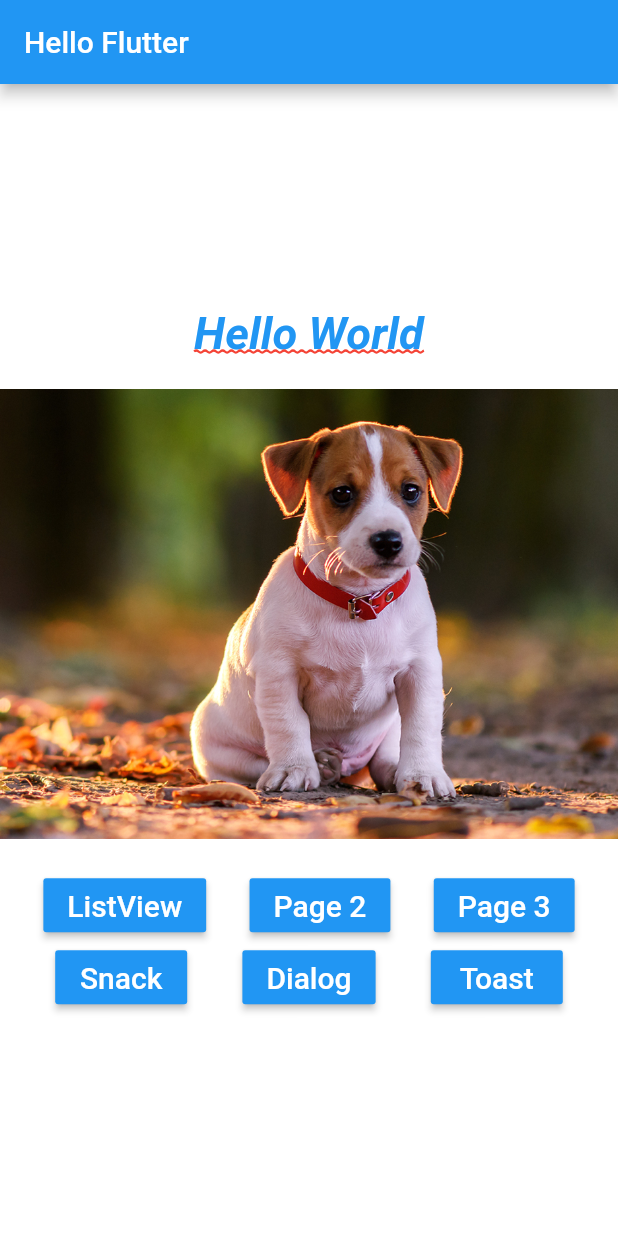
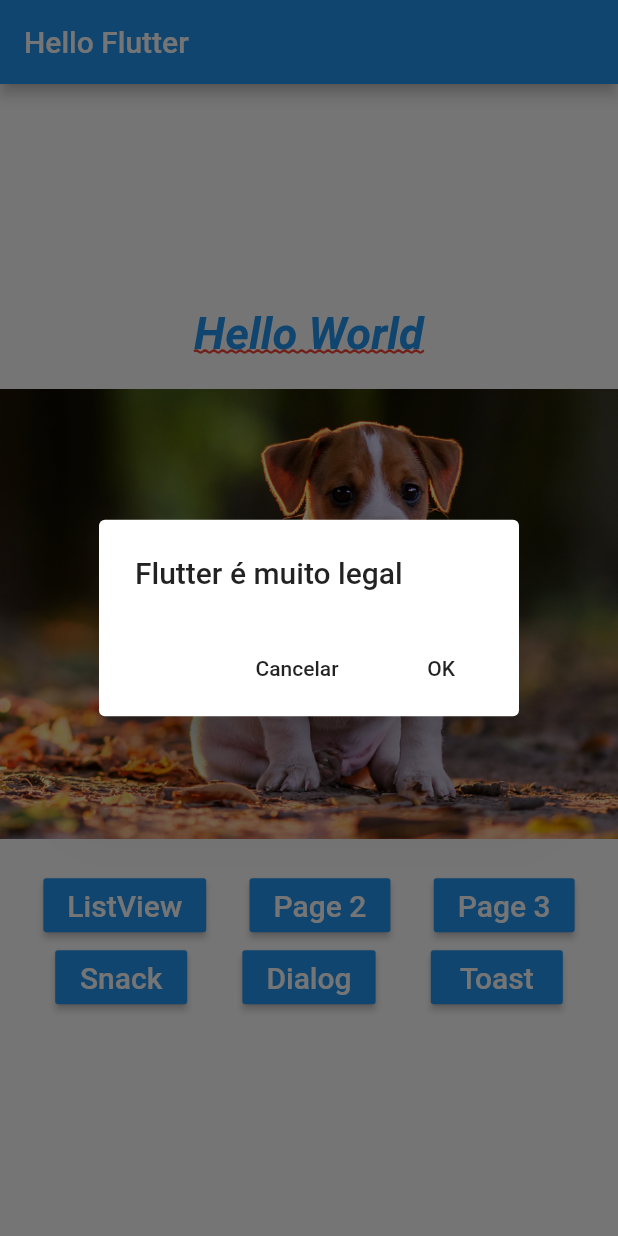
Before and after one commit to xjeansantana/FlutterEssencial, a Flutter app: the screen it shows after launch, after a tap on "Dialog", on a phone screen of 412 x 824 dp. Run offline on Flutter 3.47's test engine with Material 2 defaults, Android fonts, the phone set to English and light mode, and no system bars; our stand-ins replace fluttertoast.

Commit message:
Toast e Dialog

```diff
--- a/lib/home_page.dart
+++ b/lib/home_page.dart
@@ -5,6 +5,7 @@ import 'package:aula01/pages/hello_page3.dart';
 import 'package:aula01/utils/nav.dart';
 import 'package:aula01/widgets/blue_button.dart';
 import 'package:flutter/material.dart';
+import 'package:fluttertoast/fluttertoast.dart';
 
 
 class HomePage extends StatelessWidget {
@@ -69,7 +70,7 @@ class HomePage extends StatelessWidget {
               mainAxisAlignment: MainAxisAlignment.spaceEvenly,
               children: <Widget>[
                 BlueButton("Snack", onPressed: () => _onClickSnack(context)),
-                BlueButton("Dialog", onPressed: _onClickDialog),
+                BlueButton("Dialog", onPressed: () => _onClickDialog(context)),
                 BlueButton("Toast", onPressed: _onClickToast)
               ],
             )
@@ -100,9 +101,47 @@ class HomePage extends StatelessWidget {
     );
   }
 
-  _onClickDialog() {}
+  _onClickDialog(BuildContext context) {
+    showDialog(
+      context: context,
+      barrierDismissible: false,
+      builder: (context) {
+        return WillPopScope(
+          onWillPop: () async => false,
+          child: AlertDialog(
+            title: Text("Flutter é muito legal"),
+            actions: <Widget>[
+              FlatButton(
+                child: Text("Cancelar"),
+                onPressed: () {
+                  Navigator.pop(context);
+                },
+              ),
+              FlatButton(
+                child: Text("OK"),
+                onPressed: () {
+                  Navigator.pop(context);
+                  print("OK !!!");
+                },
+              )
+            ],
+          ),
+        );
+      },
+    );
+  }
 
-  _onClickToast() {}
+  _onClickToast() {
+    Fluttertoast.showToast(
+        msg: "Flutter é muito legal",
+        toastLength: Toast.LENGTH_LONG,
+        gravity: ToastGravity.CENTER,
+        timeInSecForIos: 5,
+        backgroundColor: Colors.green,
+        textColor: Colors.white,
+        fontSize: 16.0
+    );
+  }
 
   _img(String img) {
     return Image.asset(
--- a/pubspec.yaml
+++ b/pubspec.yaml
@@ -19,6 +19,8 @@ environment:
 dependencies:
   flutter:
     sdk: flutter
+  fluttertoast: ^3.1.3
+
 
   # The following adds the Cupertino Icons font to your application.
   # Use with the CupertinoIcons class for iOS style icons.
```
Also changed, not shown: pubspec.lock.
